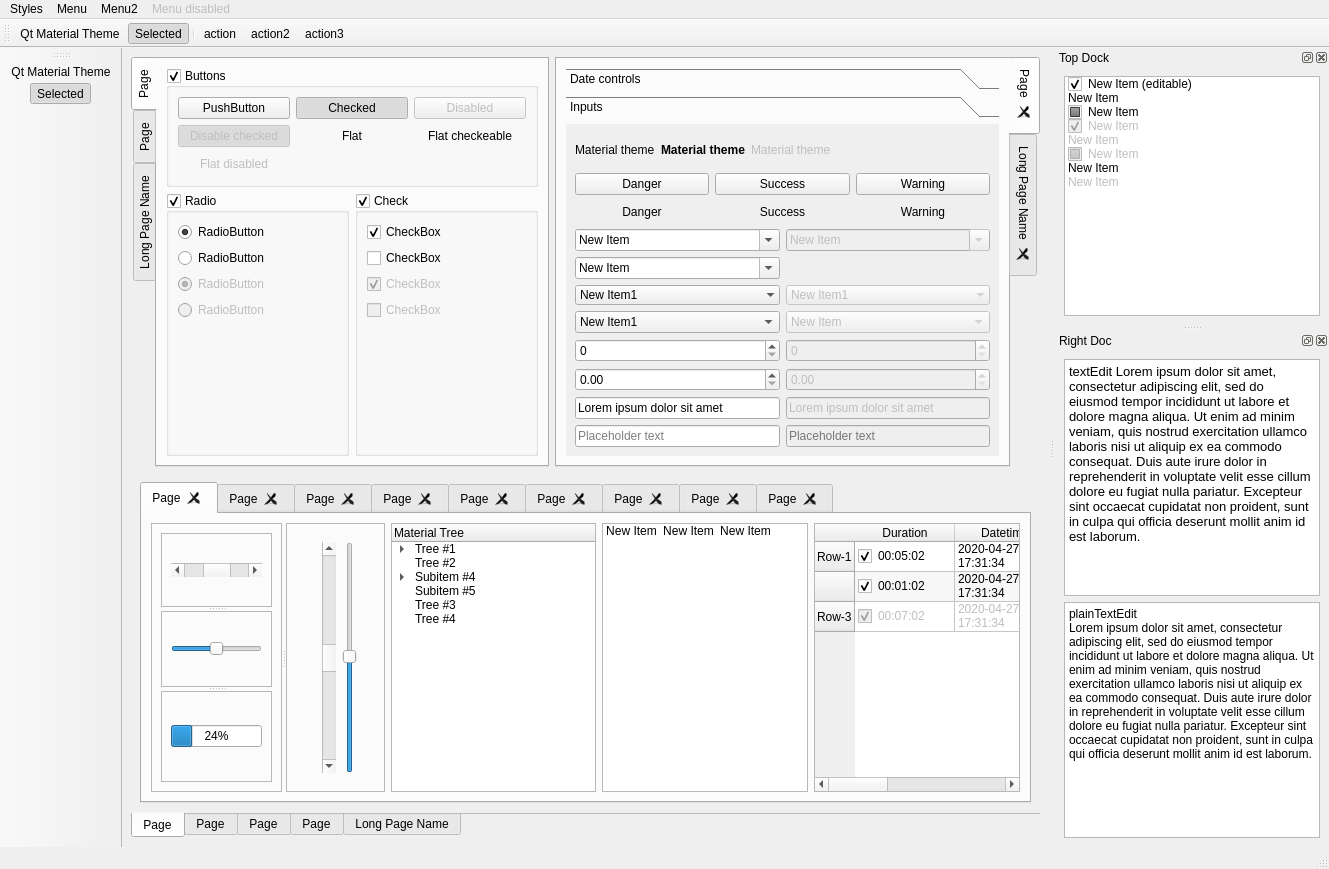
This is examples/full_features/mainwindow.ui in githubuser0xFFFF/Qt-Advanced-Stylesheets as Qt 5 draws it before an edit. The edited form follows.
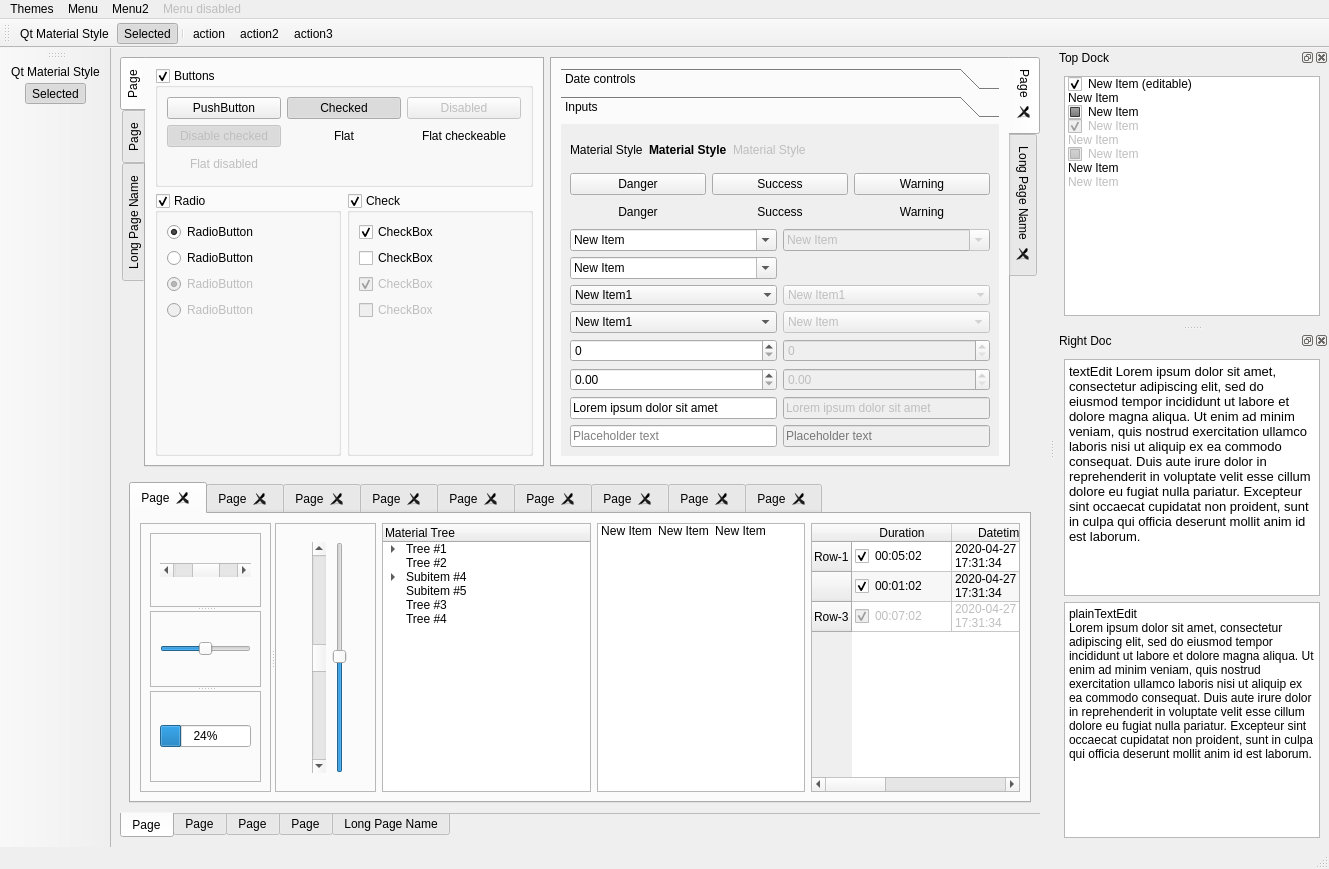
This is the edited form. Icons and pictures are not drawn.

The edit to the form file:
```diff
--- a/examples/full_features/mainwindow.ui
+++ b/examples/full_features/mainwindow.ui
@@ -87,7 +87,7 @@
             <rect>
              <x>0</x>
              <y>0</y>
-             <width>533</width>
+             <width>544</width>
              <height>399</height>
             </rect>
            </property>
@@ -103,7 +103,7 @@
                </font>
               </property>
               <property name="text">
-               <string>Material theme</string>
+               <string>Material Style</string>
               </property>
              </widget>
             </item>
@@ -126,7 +126,7 @@
                <bool>false</bool>
               </property>
               <property name="text">
-               <string>Material theme</string>
+               <string>Material Style</string>
               </property>
              </widget>
             </item>
@@ -456,7 +456,7 @@
             <item row="0" column="0">
              <widget class="QLabel" name="label_2">
               <property name="text">
-               <string>Material theme</string>
+               <string>Material Style</string>
               </property>
              </widget>
             </item>
@@ -1976,12 +1976,12 @@
      <string>Menu disabled</string>
     </property>
    </widget>
-   <widget class="QMenu" name="menuStyles">
+   <widget class="QMenu" name="menuThemes">
     <property name="title">
-     <string>Styles</string>
+     <string>Themes</string>
     </property>
    </widget>
-   <addaction name="menuStyles"/>
+   <addaction name="menuThemes"/>
    <addaction name="menumenu"/>
    <addaction name="menumenu2"/>
    <addaction name="menumenu_disabled"/>
@@ -2218,7 +2218,7 @@
   </action>
   <action name="actionToolbar">
    <property name="text">
-    <string>Qt Material Theme</string>
+    <string>Qt Material Style</string>
    </property>
    <property name="toolTip">
     <string>Qt Material Theme</string>
```
Left out of the diff: 4 changed lines with no effect on the pictures.
